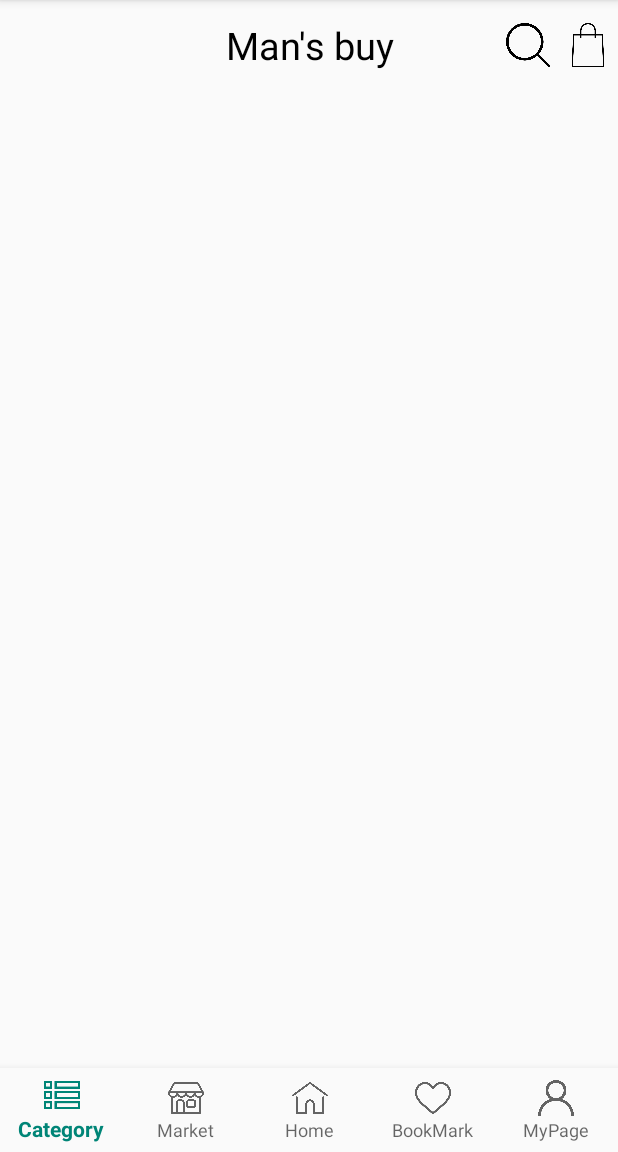
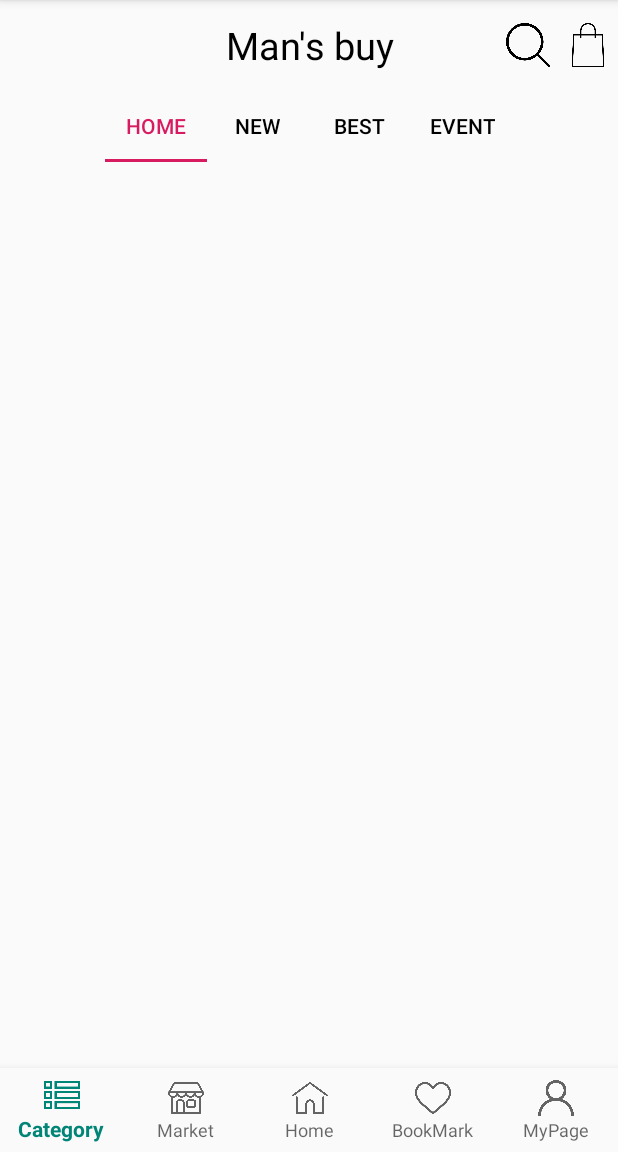
Before and after one commit to minngz/Manzbuy_app, an Android app: the screen it shows after launch (MainActivity), on a phone screen of 412 x 824 dp, the part 84-1236 px from its top. Run offline under Robolectric (Android 15) with nearby library versions, the phone set to English and light mode, and no system bars.

Commit message:
[Add] top tab menu of Home

```diff
--- /dev/null
+++ b/app/src/main/java/com/example/manzbuy/BestFragment.java
@@ -0,0 +1,6 @@
+package com.example.manzbuy;
+
+import android.support.v4.app.Fragment;
+
+public class BestFragment extends Fragment {
+}
--- /dev/null
+++ b/app/src/main/java/com/example/manzbuy/EventFragment.java
@@ -0,0 +1,6 @@
+package com.example.manzbuy;
+
+import android.support.v4.app.Fragment;
+
+public class EventFragment extends Fragment {
+}
--- /dev/null
+++ b/app/src/main/java/com/example/manzbuy/HomeFragment.java
@@ -0,0 +1,6 @@
+package com.example.manzbuy;
+
+import android.support.v4.app.Fragment;
+
+public class HomeFragment extends Fragment {
+}
--- /dev/null
+++ b/app/src/main/java/com/example/manzbuy/HomePagerAdapter.java
@@ -0,0 +1,38 @@
+package com.example.manzbuy;
+
+import android.support.v4.app.Fragment;
+import android.support.v4.app.FragmentManager;
+import android.support.v4.app.FragmentStatePagerAdapter;
+
+public class HomePagerAdapter extends FragmentStatePagerAdapter {
+    private int mPageCount;
+
+    public HomePagerAdapter(FragmentManager fm, int pageCount){
+        super(fm);
+        this.mPageCount = pageCount;
+    }
+    @Override
+    public Fragment getItem(int position) {
+        switch (position) {
+            case 0:
+                HomeFragment homeFragment = new HomeFragment();
+                return homeFragment;
+            case 1:
+                NewFragment newFragment = new NewFragment();
+                return newFragment;
+            case 2:
+                BestFragment bestFragment = new BestFragment();
+                return bestFragment;
+            case 3:
+                EventFragment eventFragment = new EventFragment();
+                return eventFragment;
+            default:
+                return null;
+        }
+    }
+
+    @Override
+    public int getCount() {
+        return mPageCount;
+    }
+}
--- a/app/src/main/java/com/example/manzbuy/MainActivity.java
+++ b/app/src/main/java/com/example/manzbuy/MainActivity.java
@@ -3,9 +3,12 @@ package com.example.manzbuy;
 import android.os.Bundle;
 import android.support.design.widget.BottomNavigationView;
 import android.support.design.widget.NavigationView;
+import android.support.design.widget.TabLayout;
+import android.support.v4.view.ViewPager;
 import android.support.v7.app.AppCompatActivity;
 import android.support.annotation.NonNull;
 import android.view.MenuItem;
+import android.view.View;
 import android.widget.LinearLayout;
 import android.widget.TextView;
 
@@ -32,12 +35,41 @@ public class MainActivity extends AppCompatActivity {
         }
     };
 
+    private TabLayout homeTapLayout;
+    private ViewPager viewPager;
+    private HomePagerAdapter homePagerAdapter;
+
     @Override
     protected void onCreate(Bundle savedInstanceState) {
         super.onCreate(savedInstanceState);
         setContentView(R.layout.activity_main);
         BottomNavigationView bottomNavView = findViewById(R.id.bottom_nav_view);
         bottomNavView.setOnNavigationItemSelectedListener(mOnNavigationItemSelectedListener);
+
+        homeTapLayout = (TabLayout) findViewById(R.id.home_layout_tab);
+        homeTapLayout.addTab(homeTapLayout.newTab().setText("Home"));
+        homeTapLayout.addTab(homeTapLayout.newTab().setText("New"));
+        homeTapLayout.addTab(homeTapLayout.newTab().setText("Best"));
+        homeTapLayout.addTab(homeTapLayout.newTab().setText("Event"));
+
+        viewPager = (ViewPager)findViewById(R.id.home_pager_content);
+        homePagerAdapter = new HomePagerAdapter(getSupportFragmentManager(), homeTapLayout.getTabCount());
+        viewPager.setAdapter(homePagerAdapter);
+        viewPager.addOnPageChangeListener(new TabLayout.TabLayoutOnPageChangeListener(homeTapLayout));
+        homeTapLayout.addOnTabSelectedListener(new TabLayout.OnTabSelectedListener(){
+            @Override
+            public void onTabSelected(TabLayout.Tab tab){
+                viewPager.setCurrentItem(tab.getPosition());
+            }
+            @Override
+            public void onTabUnselected(TabLayout.Tab tab){
+
+            }
+            @Override
+            public void onTabReselected(TabLayout.Tab tab){
+
+            }
+        });
     }
 
 }
--- /dev/null
+++ b/app/src/main/java/com/example/manzbuy/NewFragment.java
@@ -0,0 +1,6 @@
+package com.example.manzbuy;
+
+import android.support.v4.app.Fragment;
+
+public class NewFragment extends Fragment {
+}
--- a/app/src/main/res/layout/activity_main.xml
+++ b/app/src/main/res/layout/activity_main.xml
@@ -18,51 +18,72 @@
         app:layout_constraintRight_toRightOf="parent">
 
         <TextView
-            android:id="@+id/name"
+            android:id="@+id/main_name"
             android:layout_width="match_parent"
             android:layout_height="match_parent"
             android:gravity="center"
-            android:textSize="25sp"
+            android:text="Man's buy"
             android:textColor="#000000"
-            android:text="Man's buy" />
+            android:textSize="25sp" />
     </LinearLayout>
 
     <FrameLayout
         android:layout_width="match_parent"
         android:layout_height="60dp"
-        app:layout_constraintTop_toTopOf="parent"
         app:layout_constraintLeft_toLeftOf="parent"
-        app:layout_constraintRight_toRightOf="parent">
+        app:layout_constraintRight_toRightOf="parent"
+        app:layout_constraintTop_toTopOf="parent">
+
         <LinearLayout
             android:layout_width="wrap_content"
             android:layout_height="match_parent"
-            android:orientation="horizontal"
-            android:layout_gravity="end">
+            android:layout_gravity="end"
+            android:orientation="horizontal">
+
             <ImageButton
                 android:id="@+id/search"
-                android:src="@drawable/search"
                 android:layout_width="40dp"
                 android:layout_height="wrap_content"
                 android:layout_gravity="center"
+                android:adjustViewBounds="true"
+                android:background="@android:color/transparent"
                 android:paddingLeft="5dp"
                 android:paddingRight="5dp"
-                android:adjustViewBounds="true"
                 android:scaleType="fitCenter"
-                android:background="@android:color/transparent" />
+                android:src="@drawable/search" />
+
             <ImageButton
                 android:id="@+id/shoppingCart"
-                android:src="@drawable/shoppingCart"
                 android:layout_width="40dp"
                 android:layout_height="wrap_content"
                 android:layout_gravity="center"
+                android:adjustViewBounds="true"
+                android:background="@android:color/transparent"
                 android:paddingLeft="5dp"
                 android:paddingRight="5dp"
-                android:adjustViewBounds="true"
                 android:scaleType="fitCenter"
-                android:background="@android:color/transparent" />
+                android:src="@drawable/shoppingcart" />
         </LinearLayout>
     </FrameLayout>
 
+    <android.support.design.widget.TabLayout
+        android:id="@+id/home_layout_tab"
+        android:layout_width="match_parent"
+        android:layout_height="wrap_content"
+        app:layout_constraintHorizontal_bias="0.0"
+        app:layout_constraintLeft_toLeftOf="parent"
+        app:layout_constraintRight_toRightOf="parent"
+        app:layout_constraintTop_toBottomOf="@id/top_nav_view"
+        app:tabGravity="center"
+        app:tabIndicatorColor="@color/colorAccent"
+        app:tabMode="fixed"
+        app:tabSelectedTextColor="@color/colorAccent"
+        app:tabTextColor="#000000" />
+
+    <android.support.v4.view.ViewPager
+        android:id="@+id/home_pager_content"
+        android:layout_width="match_parent"
+        android:layout_height="match_parent" />
 
     <android.support.design.widget.BottomNavigationView
         android:id="@+id/bottom_nav_view"
@@ -75,4 +96,7 @@
         app:menu="@menu/bottom_nav_menu"
         app:labelVisibilityMode="labeled"/>
 
+
+
+
 </android.support.constraint.ConstraintLayout>
--- /dev/null
+++ b/app/src/main/res/layout/fragment_home_best.xml
@@ -0,0 +1,6 @@
+<?xml version="1.0" encoding="utf-8"?>
+<android.support.constraint.ConstraintLayout
+    xmlns:android="http://schemas.android.com/apk/res/android" android:layout_width="match_parent"
+    android:layout_height="match_parent">
+
+</android.support.constraint.ConstraintLayout>
--- /dev/null
+++ b/app/src/main/res/layout/fragment_home_event.xml
@@ -0,0 +1,6 @@
+<?xml version="1.0" encoding="utf-8"?>
+<android.support.constraint.ConstraintLayout
+    xmlns:android="http://schemas.android.com/apk/res/android" android:layout_width="match_parent"
+    android:layout_height="match_parent">
+
+</android.support.constraint.ConstraintLayout>
--- /dev/null
+++ b/app/src/main/res/layout/fragment_home_new.xml
@@ -0,0 +1,6 @@
+<?xml version="1.0" encoding="utf-8"?>
+<android.support.constraint.ConstraintLayout
+    xmlns:android="http://schemas.android.com/apk/res/android" android:layout_width="match_parent"
+    android:layout_height="match_parent">
+
+</android.support.constraint.ConstraintLayout>
```
Also changed, not shown: app/src/main/java/com/example/manzbuy/HomeTap.java (added, +21 -0 lines), app/src/main/res/layout/fragment_home_home.xml (added, +20 -0 lines), app/src/main/res/layout/home_tap.xml (added, +16 -0 lines), app/src/main/res/drawable/shoppingcart.png (renamed from app/src/main/res/drawable/shoppingCart.png), 1 other file.
